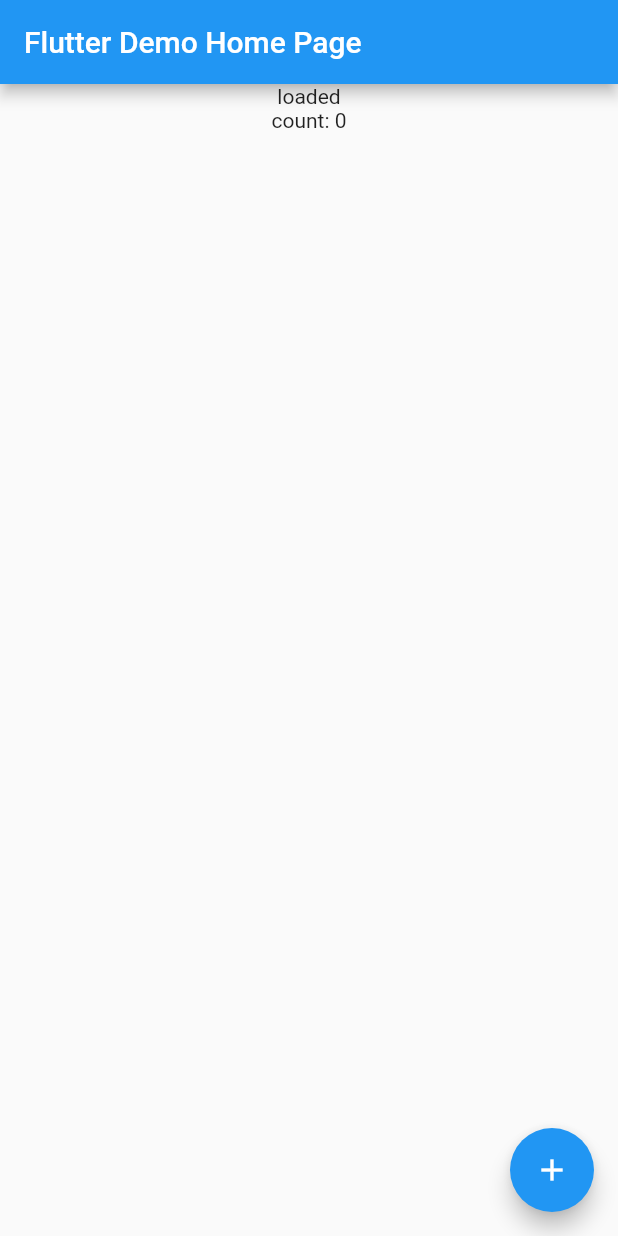
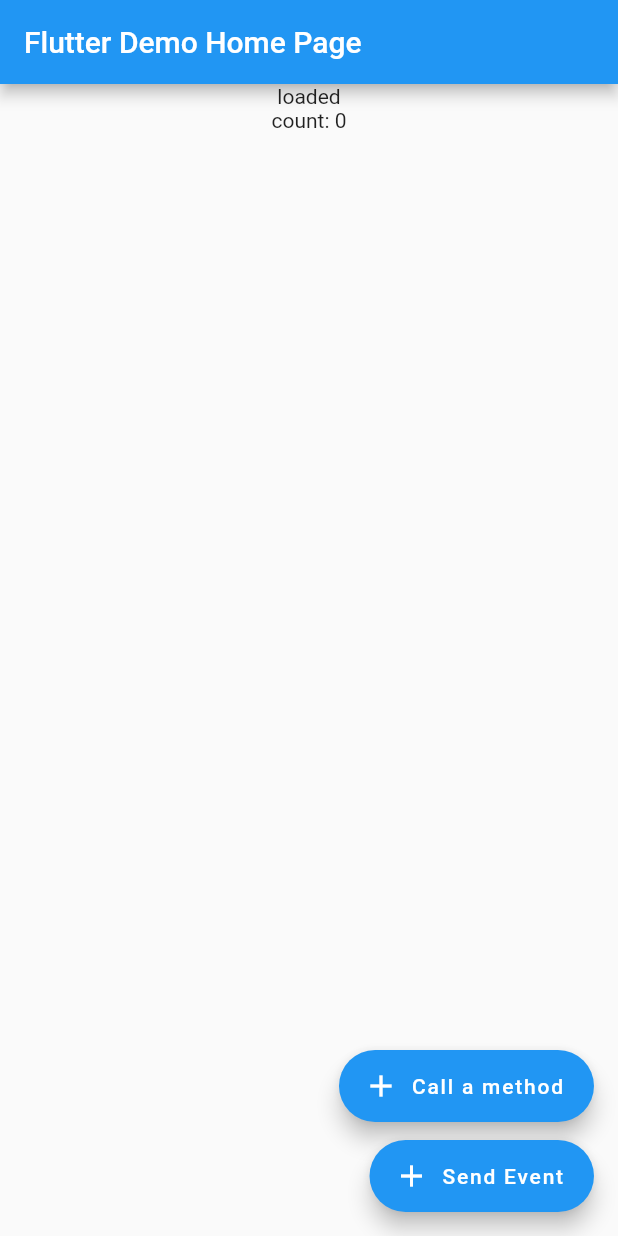
Before and after one commit to dustin-graham/flutter_bloc_test_skip_issue, a Flutter app: the screen it shows after launch, on a phone screen of 412 x 824 dp. Run offline on Flutter 3.47's test engine with Material 2 defaults, Android fonts, the phone set to English and light mode, and no system bars; our stand-ins replace bloc, equatable, flutter_bloc.

Commit message:
some notes on events for bloc

```diff
--- a/lib/main.dart
+++ b/lib/main.dart
@@ -32,7 +32,6 @@ class MyHomePage extends StatefulWidget {
 }
 
 class _MyHomePageState extends State<MyHomePage> {
-
   @override
   Widget build(BuildContext context) {
     final myBloc = MyBlocBloc.get(context);
@@ -58,11 +57,49 @@ class _MyHomePageState extends State<MyHomePage> {
               }
             }),
       ),
-      floatingActionButton: FloatingActionButton(
-        onPressed: () {
-          myBloc.increment();
-        },
-        child: Icon(Icons.add),
+      floatingActionButton: Column(
+        mainAxisAlignment: MainAxisAlignment.end,
+        crossAxisAlignment: CrossAxisAlignment.end,
+        children: <Widget>[
+          Builder(
+            builder: (context) => FloatingActionButton.extended(
+              onPressed: () async {
+                try {
+                  /// easy to await
+                  /// easy to find the processing code, just command click with IDE
+                  await myBloc.performAProcess(9);
+                } catch (e) {
+                  /// easy to get a handle on problems in the right context
+                  print(e);
+                }
+                /// easy to respond to the user
+                Scaffold.of(context)
+                    .showSnackBar(SnackBar(content: Text('did the thing')));
+              },
+              label: Text('Call a method'),
+              icon: Icon(Icons.add),
+            ),
+          ),
+          SizedBox(
+            height: 12,
+          ),
+          FloatingActionButton.extended(
+            onPressed: () {
+              // problemA: it would be most convenient to get a Future that can be wrapped in a
+              // try/catch, easier to throw snackbars up and makes the state model
+              // easier to describe. A failure to do this one process shouldn't necessarily
+              // change the state as it's something that happens in one instant rather than actually a "state" of the running program
+              // it's awkward to put error messages in the state model especially when the errors need to be shown once they happen,
+              // not persistently. When you send everything in an event to the bloc you lose the direct handle on the execution.
+              // you can work around it by passing Completers around but this can become very hard to follow and debug
+              // additionally you can't just command click into the function that
+              // does this work, you've got to go find the Bloc class and search for the event in the mapping function then follow it through
+              myBloc.add(PerformAProcessEvent(7));
+            },
+            label: Text('Send Event'),
+            icon: Icon(Icons.add),
+          ),
+        ],
       ),
     );
   }
--- a/lib/my_bloc/my_bloc_bloc.dart
+++ b/lib/my_bloc/my_bloc_bloc.dart
@@ -12,9 +12,44 @@ class MyBlocBloc extends Bloc<MyBlocEvent, MyBlocState> {
   Stream<MyBlocState> mapEventToState(
     MyBlocEvent event,
   ) async* {
+    // problemB: Looking through this list of events can be hard, it is visually hard to follow
     if (event is LoadMyBlocEvent) {
       yield LoadedMyBlocState(event.count);
+      return; // we actually do this and avoid "else if" statements so as to give us some visual space between cases
     }
+    if (event is PerformAProcessEvent) {
+      yield* _performAProcess(event);
+    }
+    // problemC: not a way to statically verify that you've covered all the events here.
+    // problemD: easy to make a simple mistake and not return after handling an event and you end up doing more than you should
+    // yield InitialMyBlocState()
+
+    // again, not actually advocating this pattern exactly (see note in the event class), just illustrating that we often find these event classes to be unnecessary indirection
+    if (event is LoadedStateUpdated) {
+      yield event.stateIWant;
+    }
+  }
+
+  // extension to problemA: this is really the function that does what we want when we push the button.
+  // But to get here we had to create a new class, pass that class into a sink, add an if statement in the mapEventToState function, and then call this generator
+  // because of the indirection we loose some control. See the alternate version for a demo of what this could look like instead
+  Stream<MyBlocState> _performAProcess(PerformAProcessEvent event) async* {
+    await Future.delayed(Duration(seconds: 1));
+    // uncaught errors in a bloc are not friendly to debug. the bloc just swallows them and the best way I've found to learn about them is to
+    // add a logging bloc delegate. this probably has more to do with how Dart does streams than anything else but it can be a challenge
+    // throw 'some problem'
+    yield LoadedMyBlocState(event.importantArg);
+  }
+
+  /// The nice thing about this is that the caller gets a Future which is really nice to work with when dealing with user interactions.
+  /// It's much easier to communicate to the user what is happening like throwing up a snackbar
+  Future<void> performAProcess(int importantArg) async {
+    await Future.delayed(Duration(seconds: 1));
+    /// errors here are sent back to the caller, not forwarded onto the stream. This is beneficial in most actual cases we find. It's not necessary to mutate state in cases of an error
+    /// and if you did want to mutate state, you still could from this point
+    /// throw 'some problem'
+    add(LoadedStateUpdated(LoadedMyBlocState(importantArg)));
+    /// again, I'd rather not have to use an event at all here. If I had a handle on the underlying BehaviorSubject I would be able to just add the new loaded state directly from here
   }
 
   void load() {
@@ -24,7 +59,7 @@ class MyBlocBloc extends Bloc<MyBlocEvent, MyBlocState> {
   void increment() {
     final currentState = state;
     if (currentState is LoadedMyBlocState) {
-      add(LoadMyBlocEvent(currentState.count+1));
+      add(LoadMyBlocEvent(currentState.count + 1));
     }
   }
 
--- a/lib/my_bloc/my_bloc_event.dart
+++ b/lib/my_bloc/my_bloc_event.dart
@@ -1,4 +1,5 @@
 import 'package:equatable/equatable.dart';
+import 'package:flutter_bloc_test_skip_issue/my_bloc/my_bloc_state.dart';
 
 abstract class MyBlocEvent extends Equatable {
   const MyBlocEvent();
@@ -15,3 +16,24 @@ class LoadMyBlocEvent extends MyBlocEvent {
   @override
   List<Object> get props => super.props..add(count);
 }
+
+class PerformAProcessEvent extends MyBlocEvent {
+  final int importantArg;
+
+  PerformAProcessEvent(this.importantArg);
+
+  @override
+  List<Object> get props => super.props..add(importantArg);
+}
+
+class LoadedStateUpdated extends MyBlocEvent {
+  // I realize this is gross, i'm not actually advocating this pattern, but it does illustrate my point which is
+  // that often we find these event classes less useful. they are just shuttling information that
+  // could be done in a simpler way
+  final LoadedMyBlocState stateIWant;
+
+  LoadedStateUpdated(this.stateIWant);
+
+  @override
+  List<Object> get props => super.props..add(stateIWant);
+}
```
